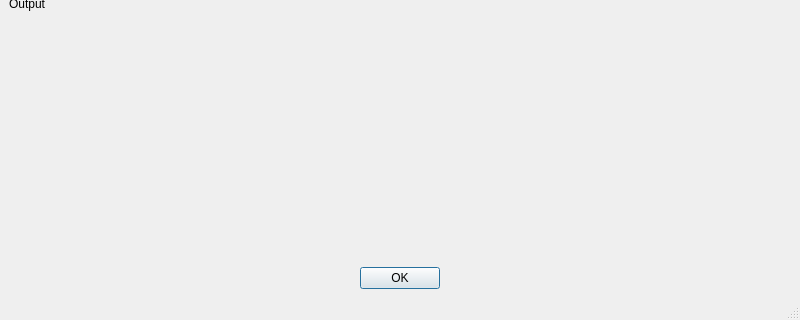
The window that source/GUI/ProcessOutput/processoutputwindow.ui (Guiraffo/ProVANT-Simulator) describes before a commit, drawn with Qt 5; both pictures show x 0 to 800 and y 280 to 600 of the 800 by 600 pixel window.
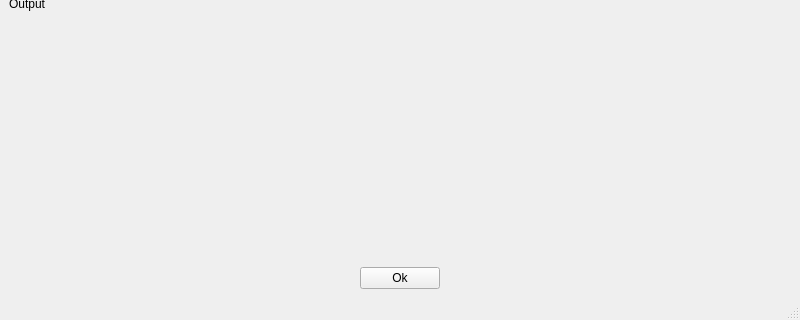
The same window after the commit.

Commit message:
Add new behavior to the process output window
Changes made:

The Ok button was renamed and shows an adequate message to reflect the process execution state.
Killing a process does not close the window, allowing the user time to save or copy the output if it is necessary to report an error.
A message box is not shown after the user explicit tells the process to kill itself (the error is obvious and expected in this case, so the message was useless)

Diff of the .ui file:
```diff
--- a/source/GUI/ProcessOutput/processoutputwindow.ui
+++ b/source/GUI/ProcessOutput/processoutputwindow.ui
@@ -26,14 +26,41 @@
      <layout class="QVBoxLayout" name="outputLayout"/>
     </item>
     <item>
-     <widget class="QDialogButtonBox" name="buttonBox">
-      <property name="standardButtons">
-       <set>QDialogButtonBox::Ok</set>
-      </property>
-      <property name="centerButtons">
-       <bool>true</bool>
-      </property>
-     </widget>
+     <layout class="QHBoxLayout" name="horizontalLayout">
+      <item>
+       <spacer name="horizontalSpacer_2">
+        <property name="orientation">
+         <enum>Qt::Horizontal</enum>
+        </property>
+        <property name="sizeHint" stdset="0">
+         <size>
+          <width>40</width>
+          <height>20</height>
+         </size>
+        </property>
+       </spacer>
+      </item>
+      <item>
+       <widget class="QPushButton" name="pushButton">
+        <property name="text">
+         <string>Ok</string>
+        </property>
+       </widget>
+      </item>
+      <item>
+       <spacer name="horizontalSpacer">
+        <property name="orientation">
+         <enum>Qt::Horizontal</enum>
+        </property>
+        <property name="sizeHint" stdset="0">
+         <size>
+          <width>40</width>
+          <height>20</height>
+         </size>
+        </property>
+       </spacer>
+      </item>
+     </layout>
     </item>
    </layout>
   </widget>
```
Left out of the diff: 19 changed lines with no effect on the pictures. The commit also changes 2 other files.
